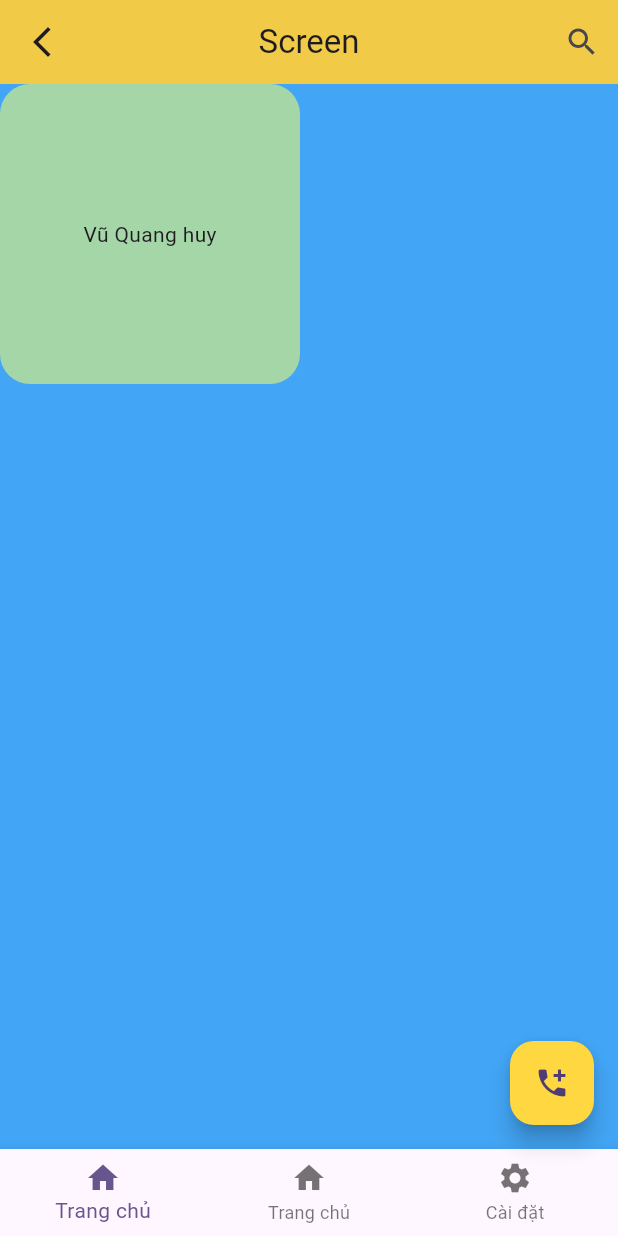
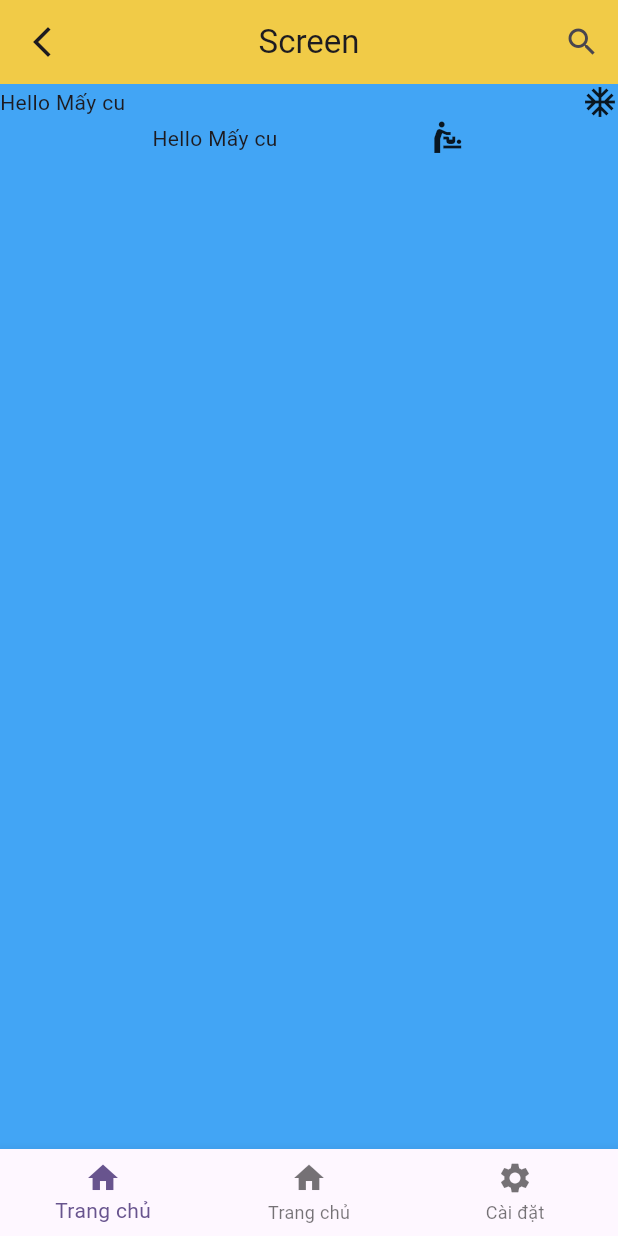
Before and after one commit to huyvu23/learn-flutter, a Flutter app: the screen it shows after launch, on a phone screen of 412 x 824 dp. Run offline on Flutter 3.47's test engine with Material 3 defaults, Android fonts, the phone set to English and light mode, and no system bars.

Commit message:
learn row and column

```diff
--- /dev/null
+++ b/lib/MyColumnAndRow.dart
@@ -0,0 +1,54 @@
+import "package:flutter/material.dart";
+
+class MyColumnAndRow extends StatelessWidget {
+  const MyColumnAndRow({super.key});
+
+  @override
+  Widget build(BuildContext context) {
+    // Trả về Scaffold - widget cung cấp bố cục MUI đơn giản
+    // Màn Hình
+    return Scaffold(
+      appBar: AppBar(
+        title: Text('Screen'),
+        centerTitle: true,
+        backgroundColor: Colors.amberAccent[200],
+        elevation: 4,
+        leading: IconButton(
+          onPressed: () {
+            print('Hello');
+          },
+          icon: Icon(Icons.arrow_back_ios_new),
+        ),
+        actions: [
+          IconButton(
+            onPressed: () {
+              print('Hello');
+            },
+            icon: Icon(Icons.search),
+          ),
+        ],
+      ),
+      backgroundColor: Colors.blue[400],
+      body: Column(
+        children: [
+          Row(
+            mainAxisAlignment: MainAxisAlignment.spaceBetween,
+            children: [Text('Hello Mấy cu'), Icon(Icons.ac_unit_outlined)],
+          ),
+          Row(
+            mainAxisAlignment: MainAxisAlignment.spaceEvenly,
+            children: [Text('Hello Mấy cu'), Icon(Icons.baby_changing_station)],
+          ),
+        ],
+      ),
+
+      bottomNavigationBar: BottomNavigationBar(
+        items: [
+          BottomNavigationBarItem(icon: Icon(Icons.home), label: 'Trang chủ'),
+          BottomNavigationBarItem(icon: Icon(Icons.home), label: 'Trang chủ'),
+          BottomNavigationBarItem(icon: Icon(Icons.settings), label: 'Cài đặt'),
+        ],
+      ),
+    );
+  }
+}
--- a/lib/main.dart
+++ b/lib/main.dart
@@ -2,7 +2,8 @@ import 'package:flutter/material.dart';
 // import 'MyScaffold.dart';
 // import 'MyAppBar.dart';
 // import 'MyText.dart';
-import 'MyContainer.dart';
+// import 'MyContainer.dart';
+import 'MyColumnAndRow.dart';
 
 void main() {
   runApp(const MyApp());
@@ -19,7 +20,7 @@ class MyApp extends StatelessWidget {
       theme: ThemeData(
         colorScheme: ColorScheme.fromSeed(seedColor: Colors.deepPurple),
       ),
-      home: const MyContainer(),
+      home: const MyColumnAndRow(),
     );
   }
 }
```
